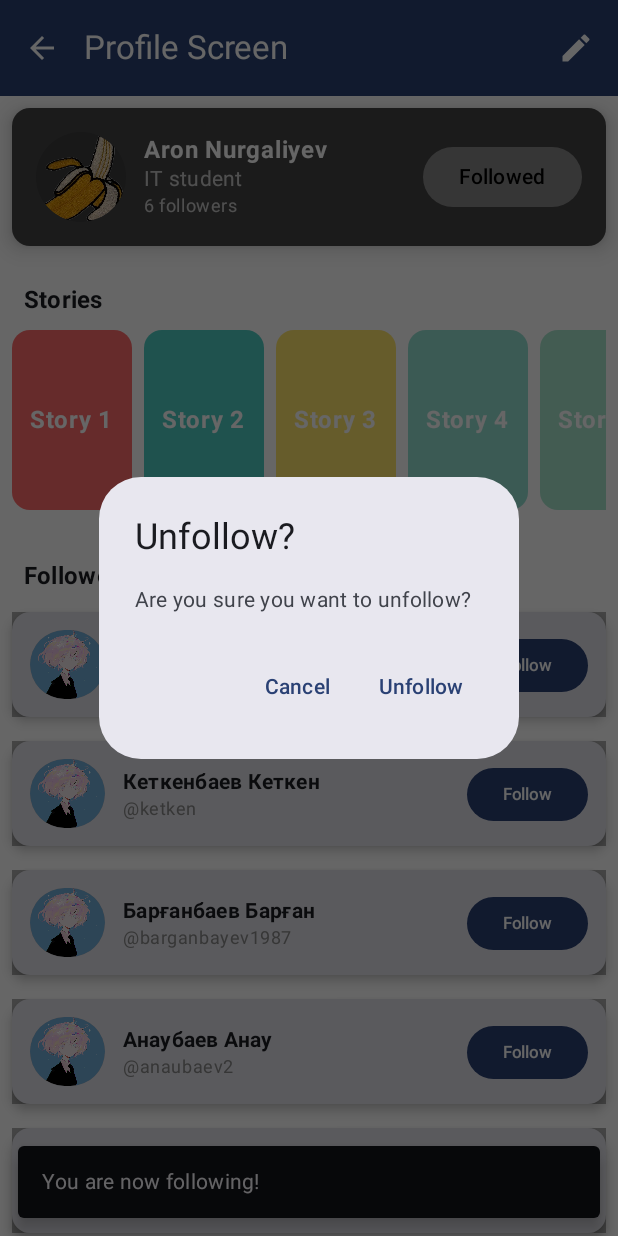
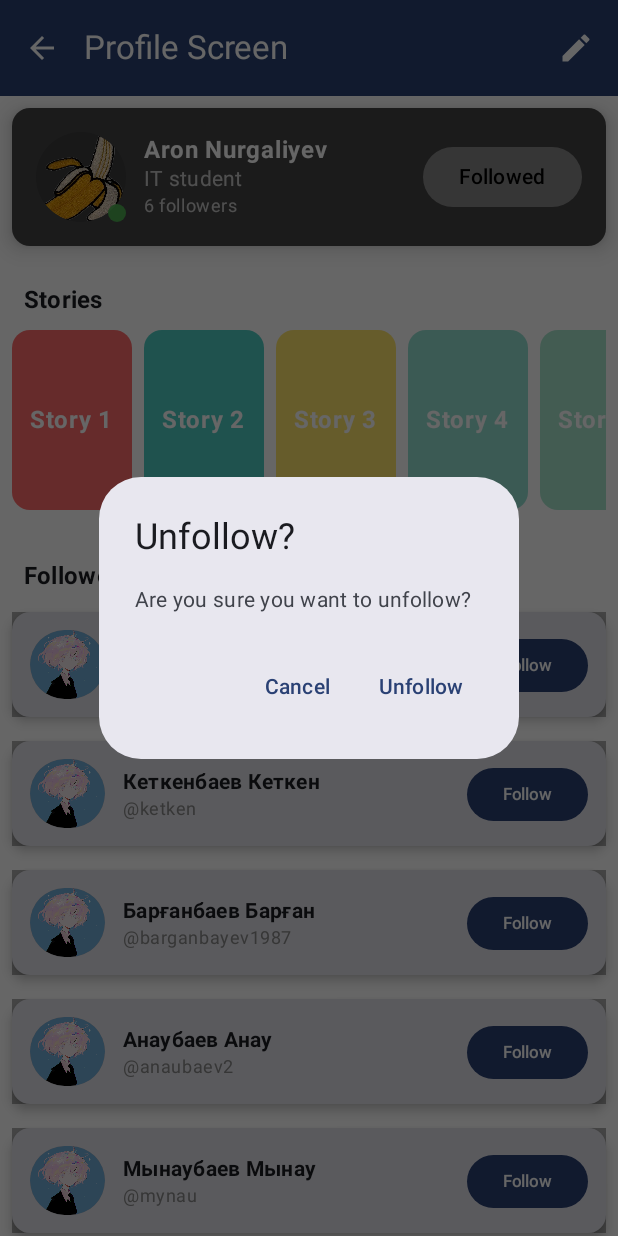
Before and after one commit to noraa9/myapp, an Android app built with Jetpack Compose: the MainApp screen opened through its navigation route, after a tap on "Followed", on a phone screen of 412 x 824 dp. Run offline under Robolectric (Android 15) with nearby library versions, the phone set to English and light mode, and no system bars; our stand-ins replace Dagger/Hilt's generated code, Room's generated code; 1 other tap on this screen came first.

Commit message:
feat: Add animations to Profile Card App
- Add avatar scale animation during refresh
- Add pulse animation for online status indicator
- Add fade-in animation for stats on load
- Add shimmer placeholder for loading state
- Add slide animations for timeline cards (followers and posts)
- Add custom spring bounce effect on Follow button

```diff
--- a/app/src/main/java/com/example/myapplication/MainActivity.kt
+++ b/app/src/main/java/com/example/myapplication/MainActivity.kt
@@ -8,6 +8,16 @@ import dagger.hilt.android.AndroidEntryPoint
 import androidx.compose.animation.animateColor
 import androidx.compose.animation.animateColorAsState
 import androidx.compose.animation.core.*
+import androidx.compose.animation.AnimatedVisibility
+import androidx.compose.animation.fadeIn
+import androidx.compose.animation.fadeOut
+import androidx.compose.animation.slideInHorizontally
+import androidx.compose.animation.slideOutHorizontally
+import androidx.compose.ui.draw.scale
+import androidx.compose.ui.draw.alpha
+import androidx.compose.ui.graphics.graphicsLayer
+import androidx.compose.ui.graphics.Brush
+import androidx.compose.ui.geometry.Offset
 import androidx.compose.foundation.BorderStroke
 import androidx.compose.foundation.Image
 import androidx.compose.foundation.background
@@ -260,6 +270,9 @@ class ProfileViewModel @Inject constructor(
         viewModelScope.launch {
             _uiState.update { it.copy(isRefreshing = true, errorMessage = null) }
 
+            // Add delay to make shimmer visible (for demo purposes)
+            kotlinx.coroutines.delay(1500)
+
             repository.refreshFromApi().fold(
                 onSuccess = {
                     _uiState.update { it.copy(dataSource = "API") }
@@ -455,11 +468,10 @@ fun HomeScreen(navController: NavHostController, viewModel: ProfileViewModel) {
             horizontalAlignment = Alignment.CenterHorizontally,
             verticalArrangement = Arrangement.Center
         ) {
+            // 4. Shimmer placeholder during refresh
             if (uiState.isRefreshing) {
-                CircularProgressIndicator()
-                Spacer(modifier = Modifier.height(16.dp))
-            }
-
+                ShimmerPlaceholder()
+            } else {
                 uiState.errorMessage?.let {
                 Text(
                     text = it,
@@ -533,6 +545,7 @@ fun HomeScreen(navController: NavHostController, viewModel: ProfileViewModel) {
                 style = MaterialTheme.typography.bodySmall,
                 color = Color.Gray
             )
+            }
         }
     }
 }
@@ -625,6 +638,66 @@ fun MainApp(
     }
 }
 
+// 4. Shimmer placeholder component
+@Composable
+fun ShimmerPlaceholder() {
+    val infiniteTransition = rememberInfiniteTransition(label = "shimmer")
+    val shimmerTranslate by infiniteTransition.animateFloat(
+        initialValue = 0f,
+        targetValue = 1000f,
+        animationSpec = infiniteRepeatable(
+            animation = tween(1000, easing = LinearEasing),
+            repeatMode = RepeatMode.Restart
+        ),
+        label = "shimmerTranslate"
+    )
+
+    Column(
+        modifier = Modifier
+            .fillMaxWidth()
+            .padding(16.dp),
+        horizontalAlignment = Alignment.CenterHorizontally
+    ) {
+        // Shimmer card placeholder
+        Box(
+            modifier = Modifier
+                .fillMaxWidth()
+                .height(120.dp)
+                .clip(RoundedCornerShape(12.dp))
+                .background(
+                    brush = Brush.linearGradient(
+                        colors = listOf(
+                            Color(0xFFE0E0E0),
+                            Color(0xFFF5F5F5),
+                            Color(0xFFE0E0E0)
+                        ),
+                        start = Offset(shimmerTranslate - 300f, 0f),
+                        end = Offset(shimmerTranslate, 0f)
+                    )
+                )
+        )
+        Spacer(modifier = Modifier.height(16.dp))
+        // Shimmer text placeholder
+        Box(
+            modifier = Modifier
+                .fillMaxWidth(0.6f)
+                .height(20.dp)
+                .clip(RoundedCornerShape(4.dp))
+                .background(
+                    brush = Brush.linearGradient(
+                        colors = listOf(
+                            Color(0xFFE0E0E0),
+                            Color(0xFFF5F5F5),
+                            Color(0xFFE0E0E0)
+                        ),
+                        start = Offset(shimmerTranslate - 300f, 0f),
+                        end = Offset(shimmerTranslate, 0f)
+                    )
+                )
+        )
+    }
+}
+
 @OptIn(ExperimentalMaterial3Api::class)
 @Composable
 fun ProfileCard(
@@ -662,6 +735,17 @@ fun ProfileCard(
         label = "rainbowAnimate"
     )
 
+
+    val pulseAlpha by infiniteTransition.animateFloat(
+        initialValue = 0.3f,
+        targetValue = 1f,
+        animationSpec = infiniteRepeatable(
+            animation = tween(1000, easing = FastOutSlowInEasing),
+            repeatMode = RepeatMode.Reverse
+        ),
+        label = "pulse"
+    )
+
     val buttonColor by animateColorAsState(
         targetValue = if (uiState.isFollowed) Color.Gray else MaterialTheme.colorScheme.primary,
         animationSpec = tween(durationMillis = 200),
@@ -678,9 +762,37 @@ fun ProfileCard(
         animationSpec = tween(200)
     )
 
+    // 1. Animate avatar scale during sync
+    val avatarScale by animateFloatAsState(
+        targetValue = if (uiState.isRefreshing) 1.15f else 1f,
+        animationSpec = spring(
+            dampingRatio = Spring.DampingRatioMediumBouncy,
+            stiffness = Spring.StiffnessLow
+        ),
+        label = "avatarScale"
+    )
+
+    // Fade-in stats on load
+    var statsVisible by remember { mutableStateOf(false) }
+    LaunchedEffect(Unit) {
+        kotlinx.coroutines.delay(300)
+        statsVisible = true
+    }
+
     val border = if (rainbowActive) {
         BorderStroke(3.dp, rainbowColor)
     } else null
+
+    // Custom spring bounce effect on button
+    var buttonPressed by remember { mutableStateOf(false) }
+    val buttonScale by animateFloatAsState(
+        targetValue = if (buttonPressed) 0.9f else 1f,
+        animationSpec = spring(
+            dampingRatio = Spring.DampingRatioMediumBouncy,
+            stiffness = Spring.StiffnessMedium
+        ),
+        label = "buttonBounce"
+    )
 
     LaunchedEffect(rainbowActive) {
         if (rainbowActive) {
@@ -708,8 +820,11 @@ fun ProfileCard(
                     .fillMaxWidth()
                     .padding(16.dp)
             ) {
+                Box {
                     Surface(
-                    modifier = Modifier.size(60.dp),
+                        modifier = Modifier
+                            .size(60.dp)
+                            .scale(avatarScale),
                         shape = CircleShape,
                         color = MaterialTheme.colorScheme.onSurface.copy(alpha = 0.2f),
                     ) {
@@ -718,6 +833,16 @@ fun ProfileCard(
                             contentDescription = null,
                             modifier = Modifier.clip(CircleShape)
                         )
+                    }
+                    // 2. Pulse online status indicator
+                    Surface(
+                        modifier = Modifier
+                            .size(12.dp)
+                            .align(Alignment.BottomEnd)
+                            .alpha(pulseAlpha),
+                        shape = CircleShape,
+                        color = Color(0xFF4CAF50)
+                    ) {}
                 }
                 Column(
                     modifier = Modifier
@@ -735,23 +860,38 @@ fun ProfileCard(
                         color = Color.White.copy(alpha = 0.7f),
                         style = MaterialTheme.typography.bodyMedium
                     )
+                    // Fade-in stats on load
+                    AnimatedVisibility(
+                        visible = statsVisible,
+                        enter = fadeIn(animationSpec = tween(500)),
+                        exit = fadeOut()
+                    ) {
                         Text(
                             text = "$animatedFollowers followers",
                             color = Color.White.copy(alpha = .7f),
                             style = MaterialTheme.typography.bodySmall
                         )
                     }
+                }
 
+                // Custom spring bounce effect on button
                 Button(
                     onClick = {
+                        buttonPressed = true
                         onFollowClick()
                         rainbowActive = !uiState.isFollowed
+                        // Reset after animation
+                        scope.launch {
+                            kotlinx.coroutines.delay(200)
+                            buttonPressed = false
+                        }
                     },
                     shape = RoundedCornerShape(20.dp),
                     border = border,
                     colors = ButtonDefaults.buttonColors(
                         containerColor = buttonColor
-                    )
+                    ),
+                    modifier = Modifier.scale(buttonScale)
                 ) {
                     Text(
                         text = if (uiState.isFollowed) "Followed" else "Follow",
@@ -822,6 +962,19 @@ fun ProfileCard(
             items(uiState.followersList, key = { it.id }) { follower ->
                 var isFollowingThisUser by rememberSaveable(follower.id) { mutableStateOf(false) }
                 val currentItem by rememberUpdatedState(follower)
+
+                // Slide timeline cards with spring bounce
+                AnimatedVisibility(
+                    visible = true,
+                    enter = slideInHorizontally(
+                        initialOffsetX = { it },
+                        animationSpec = spring(
+                            dampingRatio = Spring.DampingRatioMediumBouncy,
+                            stiffness = Spring.StiffnessLow
+                        )
+                    ) + fadeIn(),
+                    exit = slideOutHorizontally() + fadeOut()
+                ) {
                 val dismissState = rememberSwipeToDismissBoxState(
                     confirmValueChange = { value ->
                         if (value == SwipeToDismissBoxValue.EndToStart && !follower.isMe) {
@@ -923,6 +1076,7 @@ fun ProfileCard(
                         }
                     }
                 )
+                }
             }
         }
     }
```
Lines whose indentation alone changed are shown as unchanged.
